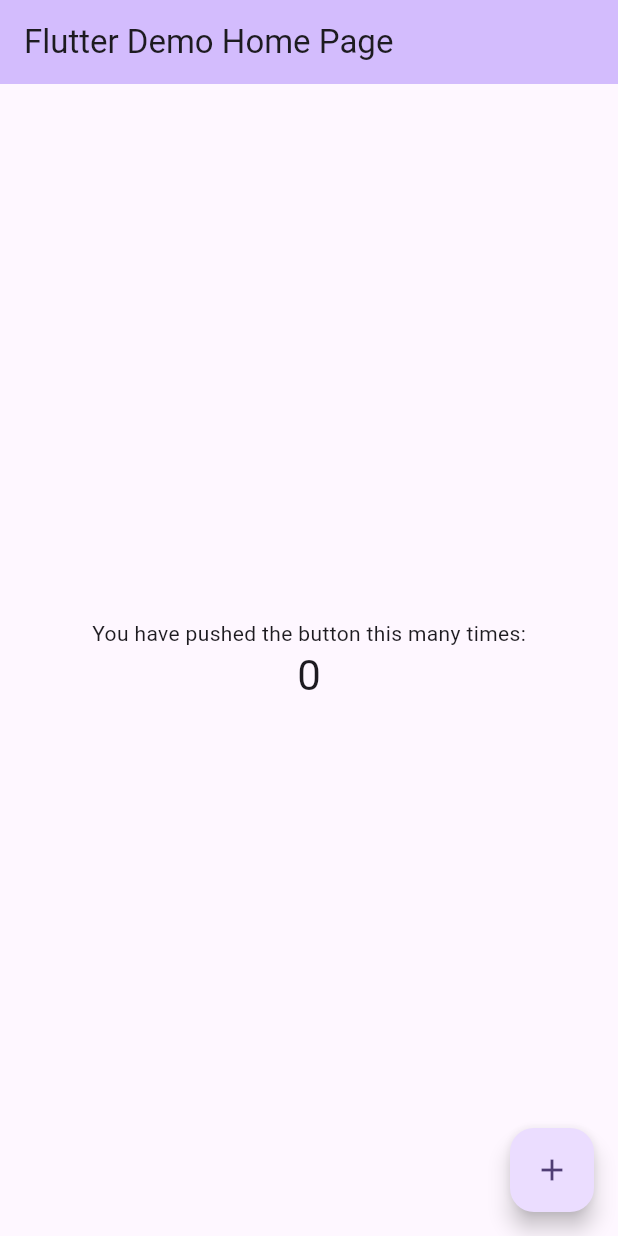
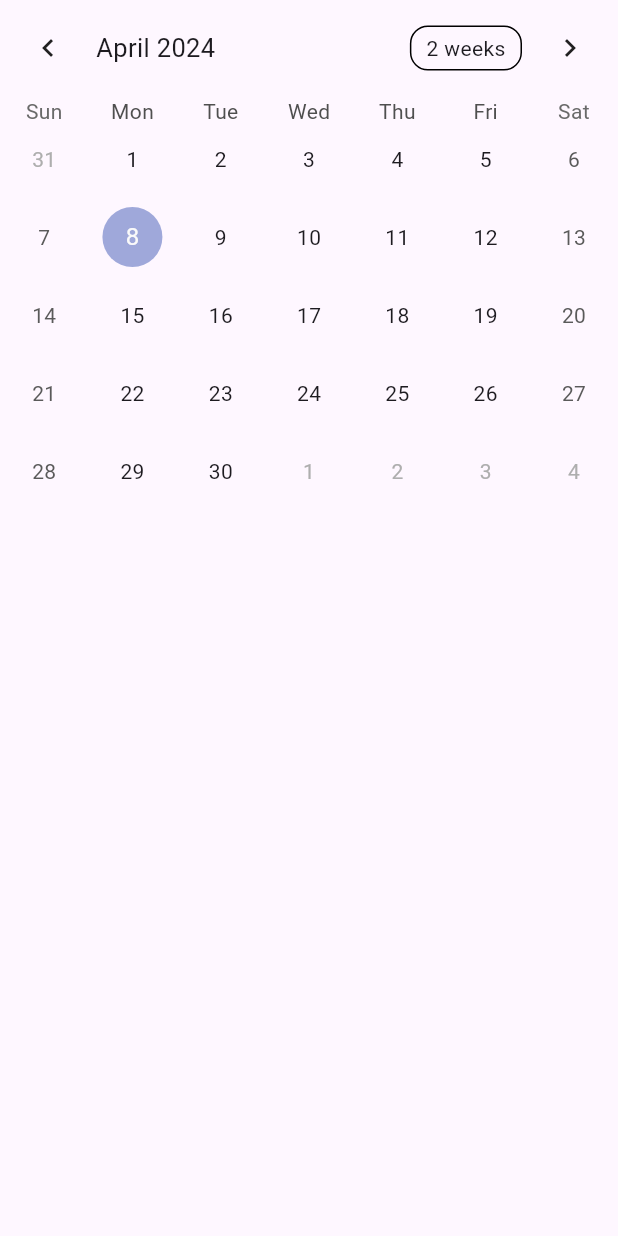
Before and after one commit to fikrihkll/flutter-ftui-materials, a Flutter app: the screen it shows after launch, on a phone screen of 412 x 824 dp. Run offline on Flutter 3.47's test engine with Material 3 defaults, Android fonts, the phone set to English and light mode, and no system bars; drawn by our look-alikes of table_calendar.

Commit message:
feat: add calendar package and create home_page

```diff
--- /dev/null
+++ b/lib/home_page.dart
@@ -0,0 +1,28 @@
+import 'package:flutter/material.dart';
+import 'package:table_calendar/table_calendar.dart';
+
+class HomePage extends StatefulWidget {
+  const HomePage({super.key});
+
+  @override
+  State<HomePage> createState() => _HomePageState();
+}
+
+class _HomePageState extends State<HomePage> {
+  @override
+  Widget build(BuildContext context) {
+    return Scaffold(
+      body: SafeArea(
+        child: Column(
+          children: [
+            TableCalendar(
+                focusedDay: DateTime.now(),
+                firstDay: DateTime(2023, 1, 1),
+                lastDay: DateTime(2025, 12, 31)
+            )
+          ],
+        )
+      )
+    );
+  }
+}
--- a/lib/main.dart
+++ b/lib/main.dart
@@ -1,4 +1,5 @@
 import 'package:flutter/material.dart';
+import 'package:hello_world/home_page.dart';
 
 void main() {
   runApp(const MyApp());
@@ -7,119 +8,15 @@ void main() {
 class MyApp extends StatelessWidget {
   const MyApp({super.key});
 
-  // This widget is the root of your application.
   @override
   Widget build(BuildContext context) {
     return MaterialApp(
       title: 'Flutter Demo',
       theme: ThemeData(
-        // This is the theme of your application.
-        //
-        // TRY THIS: Try running your application with "flutter run". You'll see
-        // the application has a blue toolbar. Then, without quitting the app,
-        // try changing the seedColor in the colorScheme below to Colors.green
-        // and then invoke "hot reload" (save your changes or press the "hot
-        // reload" button in a Flutter-supported IDE, or press "r" if you used
-        // the command line to start the app).
-        //
-        // Notice that the counter didn't reset back to zero; the application
-        // state is not lost during the reload. To reset the state, use hot
-        // restart instead.
-        //
-        // This works for code too, not just values: Most code changes can be
-        // tested with just a hot reload.
         colorScheme: ColorScheme.fromSeed(seedColor: Colors.deepPurple),
         useMaterial3: true,
       ),
-      home: const MyHomePage(title: 'Flutter Demo Home Page'),
+      home: HomePage(),
     );
   }
 }
-
-class MyHomePage extends StatefulWidget {
-  const MyHomePage({super.key, required this.title});
-
-  // This widget is the home page of your application. It is stateful, meaning
-  // that it has a State object (defined below) that contains fields that affect
-  // how it looks.
-
-  // This class is the configuration for the state. It holds the values (in this
-  // case the title) provided by the parent (in this case the App widget) and
-  // used by the build method of the State. Fields in a Widget subclass are
-  // always marked "final".
-
-  final String title;
-
-  @override
-  State<MyHomePage> createState() => _MyHomePageState();
-}
-
-class _MyHomePageState extends State<MyHomePage> {
-  int _counter = 0;
-
-  void _incrementCounter() {
-    setState(() {
-      // This call to setState tells the Flutter framework that something has
-      // changed in this State, which causes it to rerun the build method below
-      // so that the display can reflect the updated values. If we changed
-      // _counter without calling setState(), then the build method would not be
-      // called again, and so nothing would appear to happen.
-      _counter++;
-    });
-  }
-
-  @override
-  Widget build(BuildContext context) {
-    // This method is rerun every time setState is called, for instance as done
-    // by the _incrementCounter method above.
-    //
-    // The Flutter framework has been optimized to make rerunning build methods
-    // fast, so that you can just rebuild anything that needs updating rather
-    // than having to individually change instances of widgets.
-    return Scaffold(
-      appBar: AppBar(
-        // TRY THIS: Try changing the color here to a specific color (to
-        // Colors.amber, perhaps?) and trigger a hot reload to see the AppBar
-        // change color while the other colors stay the same.
-        backgroundColor: Theme.of(context).colorScheme.inversePrimary,
-        // Here we take the value from the MyHomePage object that was created by
-        // the App.build method, and use it to set our appbar title.
-        title: Text(widget.title),
-      ),
-      body: Center(
-        // Center is a layout widget. It takes a single child and positions it
-        // in the middle of the parent.
-        child: Column(
-          // Column is also a layout widget. It takes a list of children and
-          // arranges them vertically. By default, it sizes itself to fit its
-          // children horizontally, and tries to be as tall as its parent.
-          //
-          // Column has various properties to control how it sizes itself and
-          // how it positions its children. Here we use mainAxisAlignment to
-          // center the children vertically; the main axis here is the vertical
-          // axis because Columns are vertical (the cross axis would be
-          // horizontal).
-          //
-          // TRY THIS: Invoke "debug painting" (choose the "Toggle Debug Paint"
-          // action in the IDE, or press "p" in the console), to see the
-          // wireframe for each widget.
-          mainAxisAlignment: MainAxisAlignment.center,
-          children: <Widget>[
-            const Text(
-              'You have pushed the button this many times:',
-            ),
-            Text(
-              '$_counter',
-              style: Theme.of(context).textTheme.headlineMedium,
-            ),
-          ],
-        ),
-      ),
-      floatingActionButton: FloatingActionButton(
-        onPressed: _incrementCounter,
-        tooltip: 'Increment',
-        child: const Icon(Icons.add),
-      ), // This trailing comma makes auto-formatting nicer for build methods.
-    );
-  }
-}
--- a/pubspec.yaml
+++ b/pubspec.yaml
@@ -31,9 +31,7 @@ dependencies:
   flutter:
     sdk: flutter
 
-
-  # The following adds the Cupertino Icons font to your application.
-  # Use with the CupertinoIcons class for iOS style icons.
+  table_calendar: ^3.1.1
   cupertino_icons: ^1.0.2
 
 dev_dependencies:
```
Also changed, not shown: pubspec.lock.
